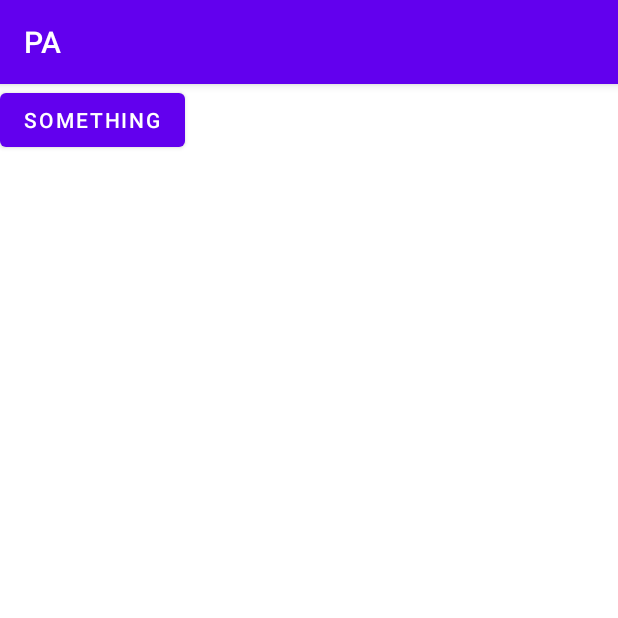
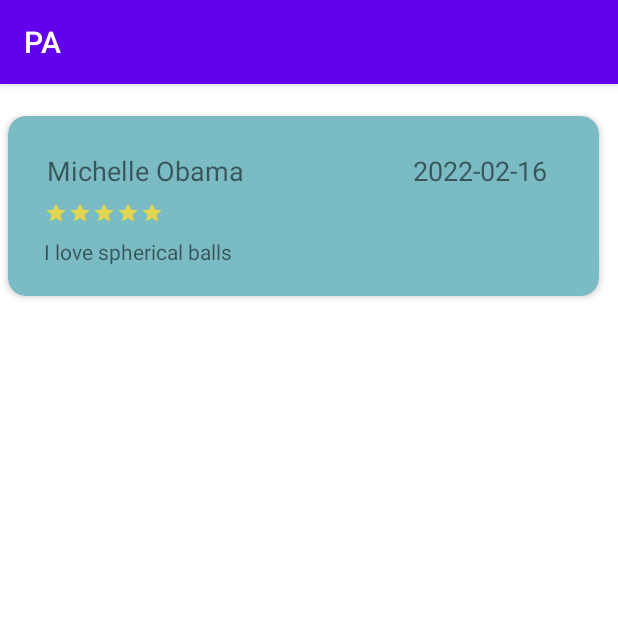
Before and after one commit to theredstone496/pp, an Android app: the fragment SomethingTab shown on its own in the app's theme, on a phone screen of 412 x 824 dp, the top half of it. Run offline under Robolectric (Android 15) with nearby library versions, the light colour scheme and no system bars.

Commit message:
added overall app reviews to a ta b

```diff
--- a/app/src/main/java/com/example/pa/MainActivity.kt
+++ b/app/src/main/java/com/example/pa/MainActivity.kt
@@ -23,7 +23,7 @@ class MainActivity : AppCompatActivity() {
     private lateinit var appBarConfiguration: AppBarConfiguration
     private lateinit var binding: ActivityMainBinding
 
-    private val animalsArray = arrayOf("Browse", "Something", "Signup")
+    private val animalsArray = arrayOf("Browse",  "Signup", "App Reviews")
 
     override fun onCreate(savedInstanceState: Bundle?) {
         super.onCreate(savedInstanceState)
--- a/app/src/main/java/com/example/pa/SomethingTab.kt
+++ b/app/src/main/java/com/example/pa/SomethingTab.kt
@@ -5,14 +5,26 @@ import android.view.LayoutInflater
 import android.view.View
 import android.view.ViewGroup
 import androidx.fragment.app.Fragment
+import androidx.recyclerview.widget.LinearLayoutManager
+import androidx.recyclerview.widget.RecyclerView
+import com.example.pa.data.Review
+import java.time.LocalDate
 
 class SomethingTab : Fragment() {
-
+    private var revList = ArrayList<Review>()
+    private lateinit var reviewView2: RecyclerView
+    private lateinit var adapter: ReviewRecyclerAdapter
     override fun onCreateView(
         inflater: LayoutInflater, container: ViewGroup?,
         savedInstanceState: Bundle?
     ): View? {
+        revList.add(Review("Michelle Obama", "I love spherical balls", 10, LocalDate.of(2022, 2, 16)))
         val view: View = inflater.inflate(R.layout.fragment_somethingtab, container, false)
+        reviewView2 = view.findViewById(R.id.reviewRecycleView2)
+        val layoutManager = LinearLayoutManager(this.context)
+        reviewView2.layoutManager = layoutManager
+        adapter = ReviewRecyclerAdapter(revList)
+        reviewView2.adapter = adapter
         return view
     }
 }
--- a/app/src/main/java/com/example/pa/ViewPagerAdapter.kt
+++ b/app/src/main/java/com/example/pa/ViewPagerAdapter.kt
@@ -14,8 +14,8 @@ class ViewPagerAdapter(fragmentManager: FragmentManager, lifecycle: Lifecycle) :
     override fun createFragment(position: Int): Fragment {
         when (position) {
             0 -> return ProductTab()
-            1 -> return SomethingTab()
+            1 -> return SignupTab()
         }
-        return SignupTab()
+        return SomethingTab()
     }
 }
--- a/app/src/main/res/layout/fragment_somethingtab.xml
+++ b/app/src/main/res/layout/fragment_somethingtab.xml
@@ -1,14 +1,17 @@
 <?xml version="1.0" encoding="utf-8"?>
 <androidx.constraintlayout.widget.ConstraintLayout xmlns:android="http://schemas.android.com/apk/res/android"
     xmlns:tools="http://schemas.android.com/tools"
+    xmlns:app="http://schemas.android.com/apk/res-auto"
     android:layout_width="match_parent"
     android:layout_height="match_parent">
 
-    <Button
-        android:id="@+id/button2"
+    <androidx.recyclerview.widget.RecyclerView
+        android:id="@+id/reviewRecycleView2"
         android:layout_width="wrap_content"
         android:layout_height="wrap_content"
-        android:text="SOMETHING"
-        tools:layout_editor_absoluteX="160dp"
-        tools:layout_editor_absoluteY="343dp" />
+        android:layout_marginTop="16dp"
+        app:layout_constraintEnd_toEndOf="parent"
+        app:layout_constraintHorizontal_bias="0.04"
+        app:layout_constraintStart_toStartOf="parent"
+        app:layout_constraintTop_toTopOf="parent" />
 </androidx.constraintlayout.widget.ConstraintLayout>
```
